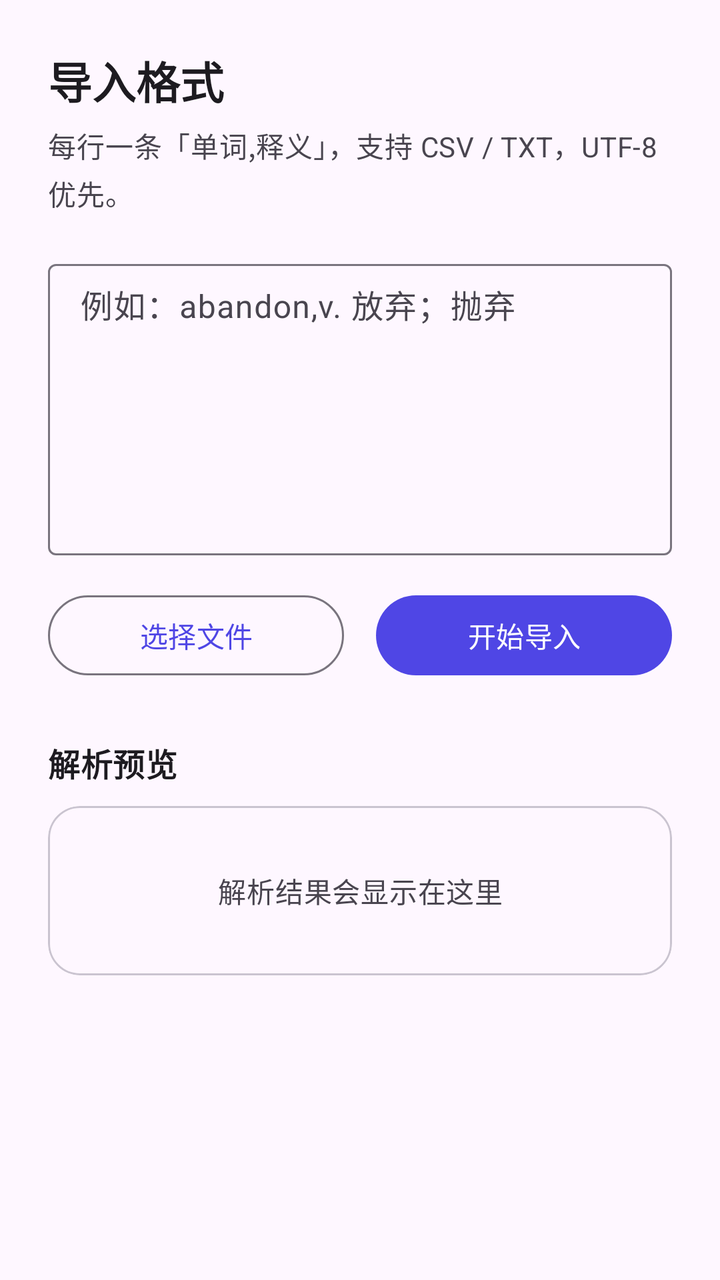
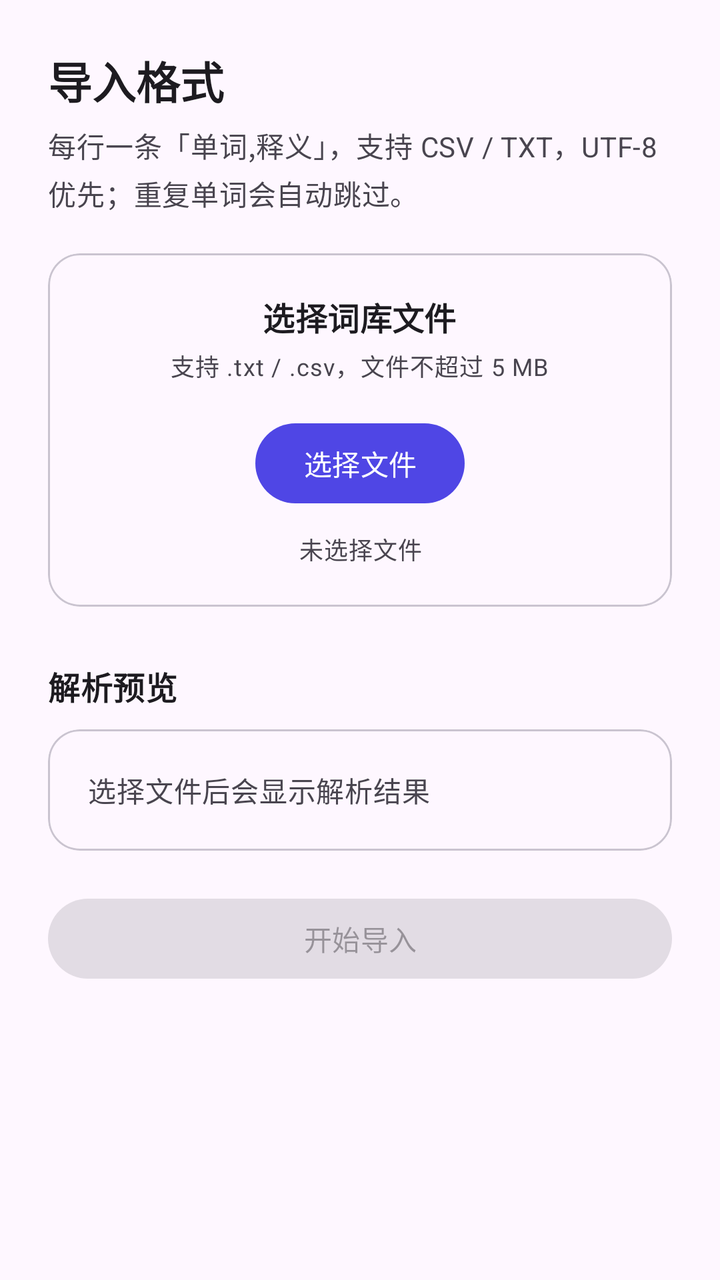

The first picture is an Android layout as it rendered before a commit; the second is the same layout after the commit. The layout source and the unified diff follow.
<!-- AndroidManifest.xml: application theme Theme.Dancijiyi -->
<!-- res/layout/fragment_import.xml -->
<?xml version="1.0" encoding="utf-8"?>
<FrameLayout xmlns:android="http://schemas.android.com/apk/res/android"
    xmlns:app="http://schemas.android.com/apk/res-auto"
    android:layout_width="match_parent"
    android:layout_height="match_parent"
    android:background="?attr/colorSurface">

    <androidx.core.widget.NestedScrollView
        android:id="@+id/import_content"
        android:layout_width="match_parent"
        android:layout_height="match_parent"
        android:fillViewport="true">

        <LinearLayout
            android:layout_width="match_parent"
            android:layout_height="wrap_content"
            android:orientation="vertical"
            android:padding="24dp">

            <TextView
                android:layout_width="wrap_content"
                android:layout_height="wrap_content"
                android:text="@string/import_format_title"
                android:textAppearance="?attr/textAppearanceTitleLarge"
                android:textColor="?attr/colorOnSurface"
                android:textStyle="bold" />

            <TextView
                android:layout_width="match_parent"
                android:layout_height="wrap_content"
                android:layout_marginTop="6dp"
                android:lineSpacingExtra="3dp"
                android:text="@string/import_format_message"
                android:textAppearance="?attr/textAppearanceBodyMedium"
                android:textColor="?attr/colorOnSurfaceVariant" />

            <com.google.android.material.textfield.TextInputLayout
                style="@style/Widget.Material3.TextInputLayout.OutlinedBox"
                android:layout_width="match_parent"
                android:layout_height="wrap_content"
                android:layout_marginTop="20dp"
                android:hint="@string/import_input_hint">

                <com.google.android.material.textfield.TextInputEditText
                    android:id="@+id/import_input"
                    android:layout_width="match_parent"
                    android:layout_height="wrap_content"
                    android:gravity="top|start"
                    android:inputType="textMultiLine|textCapSentences"
                    android:minLines="6"
                    android:paddingTop="12dp"
                    android:scrollbars="vertical" />

            </com.google.android.material.textfield.TextInputLayout>

            <LinearLayout
                android:layout_width="match_parent"
                android:layout_height="wrap_content"
                android:layout_marginTop="16dp"
                android:orientation="horizontal">

                <com.google.android.material.button.MaterialButton
                    android:id="@+id/import_file_button"
                    style="@style/Widget.Material3.Button.OutlinedButton"
                    android:layout_width="0dp"
                    android:layout_height="wrap_content"
                    android:layout_marginEnd="8dp"
                    android:layout_weight="1"
                    android:text="@string/import_select_file" />

                <com.google.android.material.button.MaterialButton
                    android:id="@+id/import_button"
                    android:layout_width="0dp"
                    android:layout_height="wrap_content"
                    android:layout_marginStart="8dp"
                    android:layout_weight="1"
                    android:text="@string/import_action" />

            </LinearLayout>

            <TextView
                android:layout_width="wrap_content"
                android:layout_height="wrap_content"
                android:layout_marginTop="28dp"
                android:text="@string/import_preview_title"
                android:textAppearance="?attr/textAppearanceTitleMedium"
                android:textColor="?attr/colorOnSurface"
                android:textStyle="bold" />

            <com.google.android.material.card.MaterialCardView
                android:layout_width="match_parent"
                android:layout_height="wrap_content"
                android:layout_marginTop="10dp"
                app:cardCornerRadius="16dp"
                app:cardElevation="0dp"
                app:strokeColor="?attr/colorOutlineVariant"
                app:strokeWidth="1dp">

                <TextView
                    android:id="@+id/import_preview_empty"
                    android:layout_width="match_parent"
                    android:layout_height="wrap_content"
                    android:gravity="center"
                    android:padding="32dp"
                    android:text="@string/import_preview_empty"
                    android:textAppearance="?attr/textAppearanceBodyMedium"
                    android:textColor="?attr/colorOnSurfaceVariant" />

            </com.google.android.material.card.MaterialCardView>

        </LinearLayout>

    </androidx.core.widget.NestedScrollView>

    <include
        android:id="@+id/empty_state"
        layout="@layout/view_state_empty"
        android:layout_width="match_parent"
        android:layout_height="match_parent"
        android:visibility="gone" />

    <include
        android:id="@+id/loading_state"
        layout="@layout/view_state_loading"
        android:layout_width="match_parent"
        android:layout_height="match_parent"
        android:visibility="gone" />

</FrameLayout>
<!-- res/layout/view_state_empty.xml (included above) -->
<?xml version="1.0" encoding="utf-8"?>
<LinearLayout xmlns:android="http://schemas.android.com/apk/res/android"
    xmlns:app="http://schemas.android.com/apk/res-auto"
    android:layout_width="match_parent"
    android:layout_height="match_parent"
    android:background="?attr/colorSurface"
    android:gravity="center"
    android:orientation="vertical"
    android:padding="32dp">

    <ImageView
        android:id="@+id/empty_icon"
        android:layout_width="64dp"
        android:layout_height="64dp"
        android:contentDescription="@string/content_desc_empty_icon"
        android:src="@drawable/ic_empty_words"
        android:tint="?attr/colorPrimary" />

    <TextView
        android:id="@+id/empty_title"
        android:layout_width="wrap_content"
        android:layout_height="wrap_content"
        android:layout_marginTop="20dp"
        android:gravity="center"
        android:text="@string/empty_default_title"
        android:textAppearance="?attr/textAppearanceHeadlineSmall"
        android:textColor="?attr/colorOnSurface"
        android:textStyle="bold" />

    <TextView
        android:id="@+id/empty_message"
        android:layout_width="wrap_content"
        android:layout_height="wrap_content"
        android:layout_marginTop="8dp"
        android:gravity="center"
        android:lineSpacingExtra="4dp"
        android:text="@string/empty_default_message"
        android:textAppearance="?attr/textAppearanceBodyMedium"
        android:textColor="?attr/colorOnSurfaceVariant" />

    <com.google.android.material.button.MaterialButton
        android:id="@+id/empty_primary_button"
        android:layout_width="wrap_content"
        android:layout_height="wrap_content"
        android:layout_marginTop="24dp"
        android:text="@string/action_import" />

    <com.google.android.material.button.MaterialButton
        android:id="@+id/empty_secondary_button"
        style="@style/Widget.Material3.Button.TextButton"
        android:layout_width="wrap_content"
        android:layout_height="wrap_content"
        android:layout_marginTop="4dp"
        android:text="@string/action_add_word" />

</LinearLayout>
<!-- res/layout/view_state_loading.xml (included above) -->
<?xml version="1.0" encoding="utf-8"?>
<LinearLayout xmlns:android="http://schemas.android.com/apk/res/android"
    xmlns:app="http://schemas.android.com/apk/res-auto"
    android:layout_width="match_parent"
    android:layout_height="match_parent"
    android:background="?attr/colorSurface"
    android:gravity="center"
    android:orientation="vertical"
    android:padding="32dp">

    <com.google.android.material.progressindicator.CircularProgressIndicator
        android:layout_width="wrap_content"
        android:layout_height="wrap_content"
        android:indeterminate="true"
        app:indicatorSize="48dp"
        app:trackThickness="4dp" />

    <TextView
        android:layout_width="wrap_content"
        android:layout_height="wrap_content"
        android:layout_marginTop="16dp"
        android:text="@string/state_loading"
        android:textAppearance="?attr/textAppearanceBodyMedium"
        android:textColor="?attr/colorOnSurfaceVariant" />

</LinearLayout>
<!-- resources referenced by this layout -->
<resources>
  <!-- drawable ic_empty_words (drawable) -->
  <?xml version="1.0" encoding="utf-8"?>
  <vector xmlns:android="http://schemas.android.com/apk/res/android"
      android:width="64dp"
      android:height="64dp"
      android:viewportWidth="24"
      android:viewportHeight="24">
  
      <path
          android:fillColor="#FF000000"
          android:pathData="M18,2H6C4.9,2 4,2.9 4,4v16c0,1.1 0.9,2 2,2h12c1.1,0 2,-0.9 2,-2V4c0,-1.1 -0.9,-2 -2,-2zM9,4h1v5l1.5,-1 1.5,1V4h5v16H6V4h3z" />
  
  </vector>
  <string name="action_add_word">添加单词</string>
  <string name="action_import">导入词库</string>
  <string name="content_desc_empty_icon">空状态图标</string>
  <string name="empty_default_message">这里还没有内容</string>
  <string name="empty_default_title">暂无内容</string>
  <string name="import_action">开始导入</string>
  <string name="import_format_message">每行一条「单词,释义」，支持 CSV / TXT，UTF-8 优先。</string>
  <string name="import_format_title">导入格式</string>
  <string name="import_input_hint">例如：abandon,v. 放弃；抛弃</string>
  <string name="import_preview_empty">解析结果会显示在这里</string>
  <string name="import_preview_title">解析预览</string>
  <string name="import_select_file">选择文件</string>
  <string name="state_loading">加载中…</string>
  <style name="Theme.Dancijiyi" parent="Theme.Material3.DayNight.NoActionBar">
          <item name="colorPrimary">@color/indigo_600</item>
          <item name="colorOnPrimary">@color/white</item>
          <item name="colorPrimaryContainer">@color/indigo_100</item>
          <item name="colorOnPrimaryContainer">@color/indigo_900</item>
          <item name="android:statusBarColor">?attr/colorSurface</item>
          <item name="android:navigationBarColor">?attr/colorSurface</item>
          <item name="android:windowLightStatusBar">true</item>
          <item name="android:windowLightNavigationBar">true</item>
      </style>
  <color name="indigo_600">#4F46E5</color>
  <color name="white">#FFFFFF</color>
  <color name="indigo_100">#E0E7FF</color>
  <color name="indigo_900">#312E81</color>
</resources>

<!-- the commit's change to res/layout/fragment_import.xml (unified diff, before → after) -->
@@ -34,49 +34,59 @@
                 android:textAppearance="?attr/textAppearanceBodyMedium"
                 android:textColor="?attr/colorOnSurfaceVariant" />
 
-            <com.google.android.material.textfield.TextInputLayout
-                style="@style/Widget.Material3.TextInputLayout.OutlinedBox"
+            <com.google.android.material.card.MaterialCardView
                 android:layout_width="match_parent"
                 android:layout_height="wrap_content"
                 android:layout_marginTop="20dp"
-                android:hint="@string/import_input_hint">
-
-                <com.google.android.material.textfield.TextInputEditText
-                    android:id="@+id/import_input"
+                app:cardCornerRadius="16dp"
+                app:cardElevation="0dp"
+                app:strokeColor="?attr/colorOutlineVariant"
+                app:strokeWidth="1dp">
+
+                <LinearLayout
                     android:layout_width="match_parent"
                     android:layout_height="wrap_content"
-                    android:gravity="top|start"
-                    android:inputType="textMultiLine|textCapSentences"
-                    android:minLines="6"
-                    android:paddingTop="12dp"
-                    android:scrollbars="vertical" />
-
-            </com.google.android.material.textfield.TextInputLayout>
-
-            <LinearLayout
-                android:layout_width="match_parent"
-                android:layout_height="wrap_content"
-                android:layout_marginTop="16dp"
-                android:orientation="horizontal">
-
-                <com.google.android.material.button.MaterialButton
-                    android:id="@+id/import_file_button"
-                    style="@style/Widget.Material3.Button.OutlinedButton"
-                    android:layout_width="0dp"
-                    android:layout_height="wrap_content"
-                    android:layout_marginEnd="8dp"
-                    android:layout_weight="1"
-                    android:text="@string/import_select_file" />
-
-                <com.google.android.material.button.MaterialButton
-                    android:id="@+id/import_button"
-                    android:layout_width="0dp"
-                    android:layout_height="wrap_content"
-                    android:layout_marginStart="8dp"
-                    android:layout_weight="1"
-                    android:text="@string/import_action" />
-
-            </LinearLayout>
+                    android:gravity="center"
+                    android:orientation="vertical"
+                    android:padding="20dp">
+
+                    <TextView
+                        android:layout_width="wrap_content"
+                        android:layout_height="wrap_content"
+                        android:text="@string/import_pick_title"
+                        android:textAppearance="?attr/textAppearanceTitleMedium"
+                        android:textColor="?attr/colorOnSurface"
+                        android:textStyle="bold" />
+
+                    <TextView
+                        android:layout_width="wrap_content"
+                        android:layout_height="wrap_content"
+                        android:layout_marginTop="4dp"
+                        android:gravity="center"
+                        android:text="@string/import_pick_hint"
+                        android:textAppearance="?attr/textAppearanceBodySmall"
+                        android:textColor="?attr/colorOnSurfaceVariant" />
+
+                    <com.google.android.material.button.MaterialButton
+                        android:id="@+id/import_pick_button"
+                        android:layout_width="wrap_content"
+                        android:layout_height="wrap_content"
+                        android:layout_marginTop="16dp"
+                        android:text="@string/import_select_file" />
+
+                    <TextView
+                        android:id="@+id/import_file_name"
+                        android:layout_width="wrap_content"
+                        android:layout_height="wrap_content"
+                        android:layout_marginTop="10dp"
+                        android:gravity="center"
+                        android:text="@string/import_file_none"
+                        android:textAppearance="?attr/textAppearanceBodySmall"
+                        android:textColor="?attr/colorOnSurfaceVariant" />
+
+                </LinearLayout>
+
+            </com.google.android.material.card.MaterialCardView>
 
             <TextView
                 android:layout_width="wrap_content"
@@ -96,21 +106,52 @@
                 app:strokeColor="?attr/colorOutlineVariant"
                 app:strokeWidth="1dp">
 
-                <TextView
-                    android:id="@+id/import_preview_empty"
+                <LinearLayout
                     android:layout_width="match_parent"
                     android:layout_height="wrap_content"
-                    android:gravity="center"
-                    android:padding="32dp"
-                    android:text="@string/import_preview_empty"
-                    android:textAppearance="?attr/textAppearanceBodyMedium"
-                    android:textColor="?attr/colorOnSurfaceVariant" />
+                    android:orientation="vertical"
+                    android:padding="20dp">
+
+                    <TextView
+                        android:id="@+id/import_preview_summary"
+                        android:layout_width="match_parent"
+                        android:layout_height="wrap_content"
+                        android:text="@string/import_preview_empty"
+                        android:textAppearance="?attr/textAppearanceBodyMedium"
+                        android:textColor="?attr/colorOnSurfaceVariant" />
+
+                    <TextView
+                        android:id="@+id/import_preview_details"
+                        android:layout_width="match_parent"
+                        android:layout_height="wrap_content"
+                        android:layout_marginTop="10dp"
+                        android:lineSpacingExtra="4dp"
+                        android:textAppearance="?attr/textAppearanceBodySmall"
+                        android:textColor="?attr/colorOnSurface"
+                        android:visibility="gone" />
+
+                </LinearLayout>
 
             </com.google.android.material.card.MaterialCardView>
 
+            <com.google.android.material.button.MaterialButton
+                android:id="@+id/import_button"
+                android:layout_width="match_parent"
+                android:layout_height="wrap_content"
+                android:layout_marginTop="20dp"
+                android:enabled="false"
+                android:text="@string/import_action" />
+
         </LinearLayout>
 
     </androidx.core.widget.NestedScrollView>
+
+    <include
+        android:id="@+id/loading_state"
+        layout="@layout/view_state_loading"
+        android:layout_width="match_parent"
+        android:layout_height="match_parent"
+        android:visibility="gone" />
 
     <include
         android:id="@+id/empty_state"
@@ -119,14 +160,34 @@
         android:layout_height="match_parent"
         android:visibility="gone" />
 
-    <include
-        android:id="@+id/loading_state"
-        layout="@layout/view_state_loading"
-        android:layout_width="match_parent"
-        android:layout_height="match_parent"
-        android:visibility="gone" />
-
 </FrameLayout>
+<!-- res/layout/view_state_loading.xml (included above) -->
+<?xml version="1.0" encoding="utf-8"?>
+<LinearLayout xmlns:android="http://schemas.android.com/apk/res/android"
+    xmlns:app="http://schemas.android.com/apk/res-auto"
+    android:layout_width="match_parent"
+    android:layout_height="match_parent"
+    android:background="?attr/colorSurface"
+    android:gravity="center"
+    android:orientation="vertical"
+    android:padding="32dp">
+
+    <com.google.android.material.progressindicator.CircularProgressIndicator
+        android:layout_width="wrap_content"
+        android:layout_height="wrap_content"
+        android:indeterminate="true"
+        app:indicatorSize="48dp"
+        app:trackThickness="4dp" />
+
+    <TextView
+        android:layout_width="wrap_content"
+        android:layout_height="wrap_content"
+        android:layout_marginTop="16dp"
+        android:text="@string/state_loading"
+        android:textAppearance="?attr/textAppearanceBodyMedium"
+        android:textColor="?attr/colorOnSurfaceVariant" />
+
+</LinearLayout>
 <!-- res/layout/view_state_empty.xml (included above) -->
 <?xml version="1.0" encoding="utf-8"?>
 <LinearLayout xmlns:android="http://schemas.android.com/apk/res/android"
@@ -184,30 +245,3 @@
         android:text="@string/action_add_word" />
 
 </LinearLayout>
-<!-- res/layout/view_state_loading.xml (included above) -->
-<?xml version="1.0" encoding="utf-8"?>
-<LinearLayout xmlns:android="http://schemas.android.com/apk/res/android"
-    xmlns:app="http://schemas.android.com/apk/res-auto"
-    android:layout_width="match_parent"
-    android:layout_height="match_parent"
-    android:background="?attr/colorSurface"
-    android:gravity="center"
-    android:orientation="vertical"
-    android:padding="32dp">
-
-    <com.google.android.material.progressindicator.CircularProgressIndicator
-        android:layout_width="wrap_content"
-        android:layout_height="wrap_content"
-        android:indeterminate="true"
-        app:indicatorSize="48dp"
-        app:trackThickness="4dp" />
-
-    <TextView
-        android:layout_width="wrap_content"
-        android:layout_height="wrap_content"
-        android:layout_marginTop="16dp"
-        android:text="@string/state_loading"
-        android:textAppearance="?attr/textAppearanceBodyMedium"
-        android:textColor="?attr/colorOnSurfaceVariant" />
-
-</LinearLayout>
<!-- resource entries referenced after the edit -->
@@ -19,10 +19,12 @@
   <string name="empty_default_message">这里还没有内容</string>
   <string name="empty_default_title">暂无内容</string>
   <string name="import_action">开始导入</string>
-  <string name="import_format_message">每行一条「单词,释义」，支持 CSV / TXT，UTF-8 优先。</string>
+  <string name="import_file_none">未选择文件</string>
+  <string name="import_format_message">每行一条「单词,释义」，支持 CSV / TXT，UTF-8 优先；重复单词会自动跳过。</string>
   <string name="import_format_title">导入格式</string>
-  <string name="import_input_hint">例如：abandon,v. 放弃；抛弃</string>
-  <string name="import_preview_empty">解析结果会显示在这里</string>
+  <string name="import_pick_hint">支持 .txt / .csv，文件不超过 5 MB</string>
+  <string name="import_pick_title">选择词库文件</string>
+  <string name="import_preview_empty">选择文件后会显示解析结果</string>
   <string name="import_preview_title">解析预览</string>
   <string name="import_select_file">选择文件</string>
   <string name="state_loading">加载中…</string>
